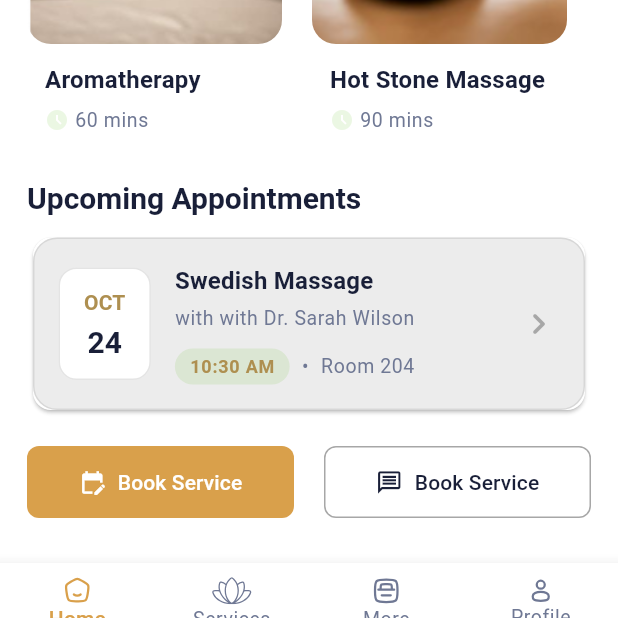
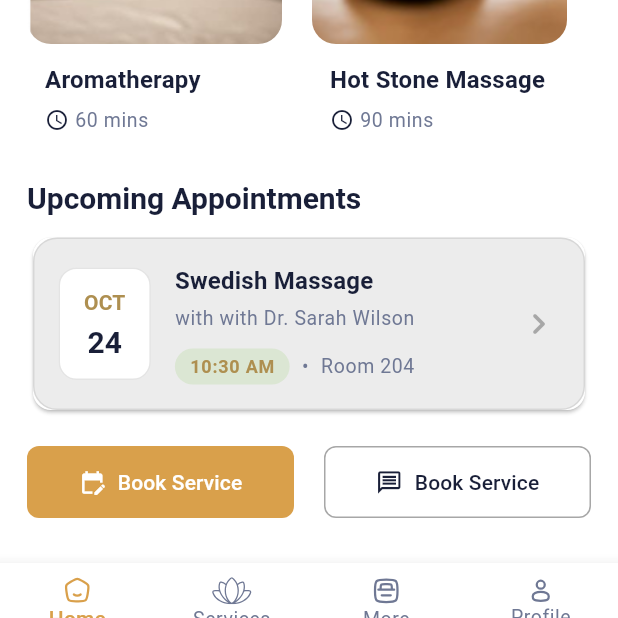
Before and after one commit to karthikrao704/tapoclg, a Flutter app: the screen it shows after launch, scrolled down 64 dp, on a phone screen of 412 x 824 dp, the part 589-1207 px from its top. Run offline on Flutter 3.47's test engine with Material 3 defaults, Android fonts, the phone set to English and light mode, and no system bars; our stand-ins replace flutter_svg; network calls fail.

Commit message:
minor mixes

```diff
--- a/lib/features/home_page/presentation/components/service_card.dart
+++ b/lib/features/home_page/presentation/components/service_card.dart
@@ -86,10 +86,10 @@ class ServiceCard extends StatelessWidget {
                 Row(
                   children: [
                     Icon(
-                      Icons.access_time_filled_outlined,
+                      Icons.access_time,
                       size: 16,
                       // Medium grey secondaryText color
-                      color: theme.colorScheme.secondary,
+                      color: theme.colorScheme.onSurface,
                     ),
                     const SizedBox(width: 4),
                     Text(
```
